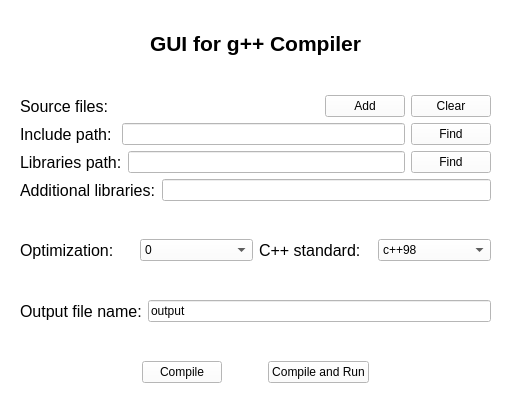
This is mainwindow.ui in CosmoSt4r/gui-gpp as Qt 5 draws it before an edit. The edited form follows.
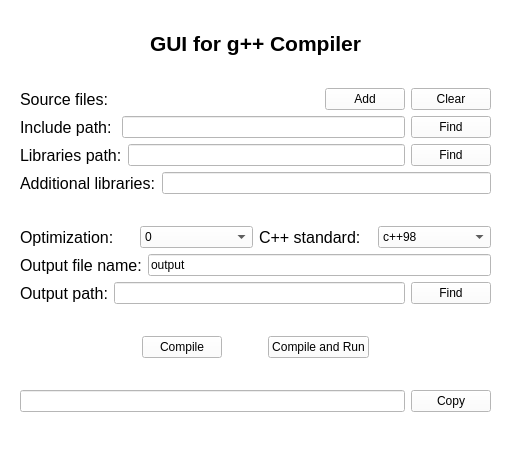
This is the edited form.

Commit message: Output path specifying added

```diff
--- a/mainwindow.ui
+++ b/mainwindow.ui
@@ -7,7 +7,7 @@
     <x>0</x>
     <y>0</y>
     <width>512</width>
-    <height>420</height>
+    <height>458</height>
    </rect>
   </property>
   <property name="palette">
@@ -462,7 +462,7 @@
       <x>20</x>
       <y>31</y>
       <width>471</width>
-      <height>352</height>
+      <height>381</height>
      </rect>
     </property>
     <layout class="QVBoxLayout" name="verticalLayout_7">
@@ -763,19 +763,6 @@
        </item>
       </layout>
      </item>
-     <item>
-      <spacer name="verticalSpacer_2">
-       <property name="orientation">
-        <enum>Qt::Vertical</enum>
-       </property>
-       <property name="sizeHint" stdset="0">
-        <size>
-         <width>20</width>
-         <height>40</height>
-        </size>
-       </property>
-      </spacer>
-     </item>
      <item>
       <layout class="QHBoxLayout" name="outputNameLayout">
        <item>
@@ -802,6 +789,32 @@
        </item>
       </layout>
      </item>
+     <item>
+      <layout class="QHBoxLayout" name="outPathLayout">
+       <item>
+        <widget class="QLabel" name="outPathLabe">
+         <property name="font">
+          <font>
+           <pointsize>12</pointsize>
+          </font>
+         </property>
+         <property name="text">
+          <string>Output path:</string>
+         </property>
+        </widget>
+       </item>
+       <item>
+        <widget class="QLineEdit" name="outPathLineEdit"/>
+       </item>
+       <item>
+        <widget class="QPushButton" name="outPathButton">
+         <property name="text">
+          <string>Find</string>
+         </property>
+        </widget>
+       </item>
+      </layout>
+     </item>
      <item>
       <spacer name="verticalSpacer_3">
        <property name="orientation">
@@ -875,6 +888,40 @@
        </item>
       </layout>
      </item>
+     <item>
+      <spacer name="verticalSpacer_5">
+       <property name="orientation">
+        <enum>Qt::Vertical</enum>
+       </property>
+       <property name="sizeHint" stdset="0">
+        <size>
+         <width>20</width>
+         <height>40</height>
+        </size>
+       </property>
+      </spacer>
+     </item>
+     <item>
+      <layout class="QHBoxLayout" name="horizontalLayout">
+       <item>
+        <widget class="QLineEdit" name="cmdLineEdit">
+         <property name="text">
+          <string/>
+         </property>
+         <property name="placeholderText">
+          <string/>
+         </property>
+        </widget>
+       </item>
+       <item>
+        <widget class="QPushButton" name="copyButton">
+         <property name="text">
+          <string>Copy</string>
+         </property>
+        </widget>
+       </item>
+      </layout>
+     </item>
     </layout>
    </widget>
   </widget>
```
Left out of the diff: 2 changed lines with no effect on the pictures. The commit also changes 4 other files.
